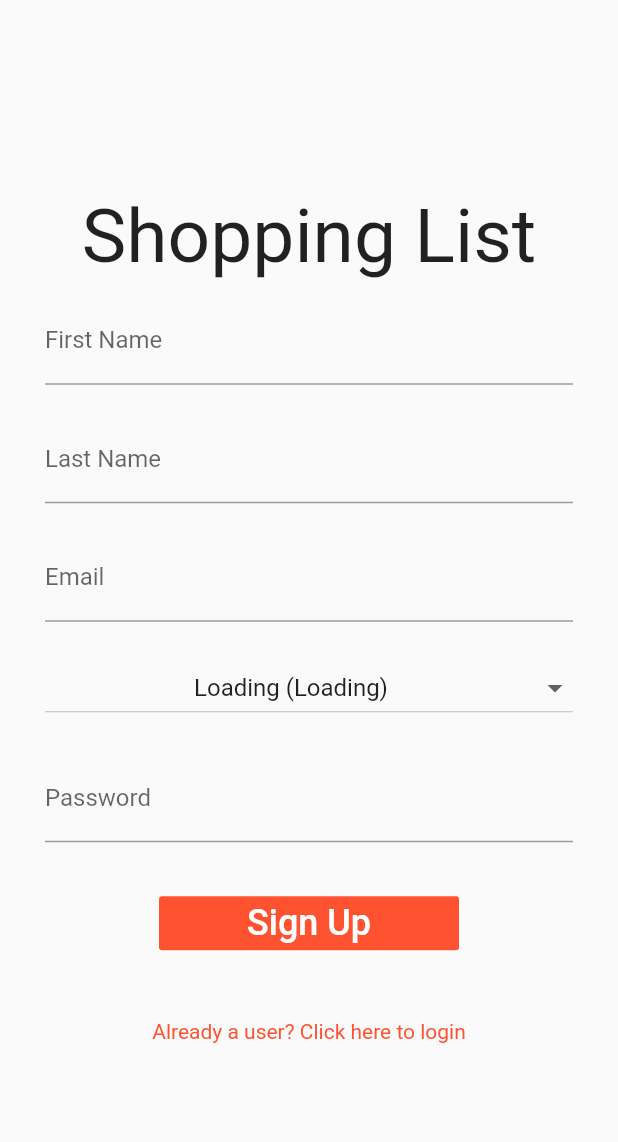
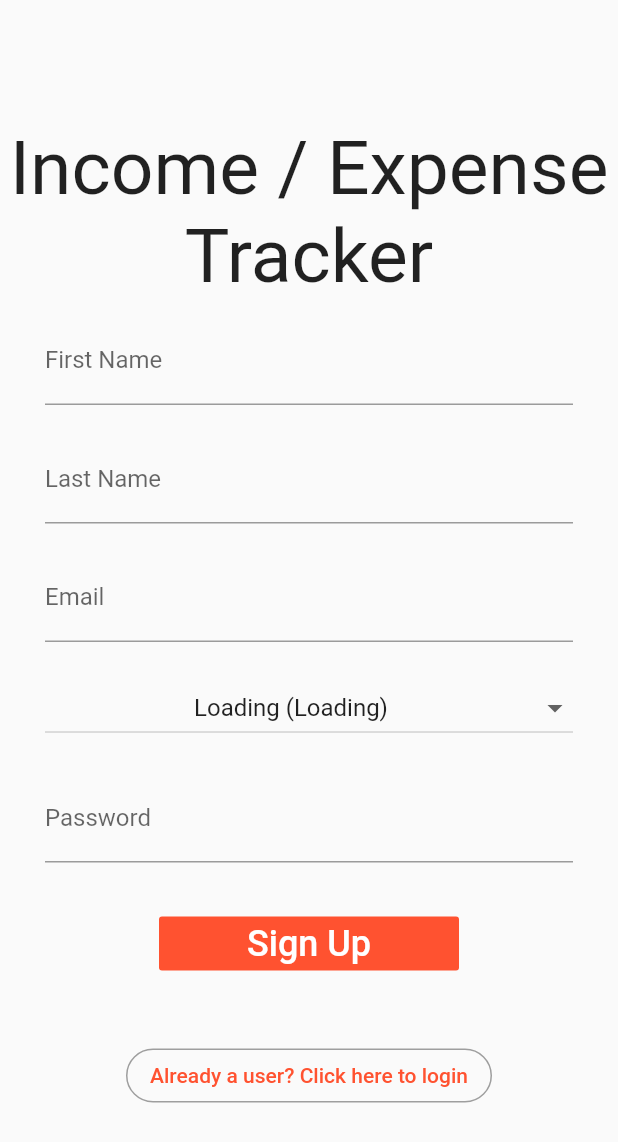
Before and after one commit to jayjay-w/home_finance, a Flutter app: the screen it shows after launch, after a tap on "Login", after a tap on "New User? Click here to register", on a phone screen of 412 x 824 dp. Shown: the top 1142 px of the screen. Run offline on Flutter 3.47's test engine with Material 2 defaults, Android fonts, the phone set to English and light mode, and no system bars; our stand-ins replace cached_network_image, cloud_firestore, firebase_auth, firebase_storage, flushbar, flutter_image_compress and 4 more; missing offline and left inert: dart:ffi, firebase_admob, flutter_charts; accounts and stored records are empty.

Commit message:
Mobile: Added google sign in :-)

```diff
--- a/mobile/lib/main.dart
+++ b/mobile/lib/main.dart
@@ -33,12 +33,18 @@ class MyApp extends StatelessWidget {
     stream: FirebaseAuth.instance.onAuthStateChanged,
     builder: (BuildContext context, snapshot) {
       if (snapshot.hasData) {
-        print(snapshot.data.uid + '...logged in');
-
+        print ('trying to log in ' + snapshot.data.uid);
         return StreamBuilder<DocumentSnapshot> (
           stream: usersRef.document(snapshot.data.uid).snapshots(),
           builder: (context, document) {
             User user = User.fromDocument(document.data);
+            if (user == null || document.data == null) {
+              //data is null...user may have been deleted from the backend
+              print('Not logged in. User data is null...user may have been deleted from the backend');
+              return LoginScreen();
+            }
+
+            print(user.userId + '...logged in');
 
             FirebaseAdMob.instance.initialize(appId: "ca-app-pub-6470490276899852~5992832557");
 
--- a/mobile/lib/models/user.dart
+++ b/mobile/lib/models/user.dart
@@ -23,6 +23,8 @@ class User {
   String imageURL;
   String currencySymbol;
   String defaultCurrency;
+  bool isGoogleUser;
+  bool setUpComplete;
 
   User({
     this.userId,
@@ -31,7 +33,9 @@ class User {
     this.email,
     this.defaultCurrency,
     this.currencySymbol,
-    this.imageURL
+    this.imageURL,
+    this.isGoogleUser,
+    this.setUpComplete
   });
 
   factory User.fromJson(Map<String, dynamic> json) => new User(
@@ -41,7 +45,9 @@ class User {
         email: json["email"],
         defaultCurrency: json["defaultCurrency"] ?? "USD",
         currencySymbol: json["currencySymbol"] ?? "\$",
-        imageURL: json["profileImageUrl"] ?? ""
+        imageURL: json["profileImageUrl"] ?? "",
+        isGoogleUser: json["isGoogleUser"] ?? false,
+        setUpComplete: json["setupComplete"] ?? false,
       );
 
   Map<String, dynamic> toJson() => {
@@ -50,11 +56,13 @@ class User {
         "email": email,
         "defaultCurrency": defaultCurrency ?? "USD",
         "currencySymbol": currencySymbol ?? "\$",
-        "profileImageUrl": imageURL
+        "profileImageUrl": imageURL,
+        "isGoogleUser": isGoogleUser ?? false,
+        "setupComplete": setUpComplete ?? false
       };
 
   factory User.fromDocument(DocumentSnapshot doc) {
-    if (doc == null) {
+    if (doc == null || doc.data == null) {
       return null;
     }
     return User(
@@ -64,7 +72,9 @@ class User {
       email: doc["email"],
       defaultCurrency: doc["defaultCurrency"] ?? "USD",
       currencySymbol: doc["currencySymbol"] ?? "\$",
-      imageURL: doc["profileImageUrl"] ?? ""
+      imageURL: doc["profileImageUrl"] ?? "",
+      isGoogleUser: doc["isGoogleUser"] ?? false,
+      setUpComplete: doc["setupComplete"] ?? false
     );
   }
 }
--- a/mobile/lib/ui/screens/authentication/login_screen.dart
+++ b/mobile/lib/ui/screens/authentication/login_screen.dart
@@ -34,6 +34,21 @@ class _LoginScreenState extends State<LoginScreen> {
     }
   }
 
+  _googleLogIn() async {
+    _changeLoadingVisible();
+      bool loginSuccess = await AuthService.signInWithGoogle();
+      if (!loginSuccess) {
+      _changeLoadingVisible();
+        Flushbar(
+          duration: Duration(seconds: 5),
+          title: "Login Failed",
+          message: "Please check your username and password",
+        );
+      } else {
+        _changeLoadingVisible();
+      }
+  }
+
   @override
     void initState() {
       super.initState();
@@ -67,7 +82,8 @@ class _LoginScreenState extends State<LoginScreen> {
             crossAxisAlignment: CrossAxisAlignment.center,
             children: <Widget>[
               Text(
-                "Home Finance",
+                "Income / Expense Tracker",
+                textAlign: TextAlign.center,
                 style: TextStyle(fontFamily: 'Roboto', fontSize: 50),
                 ),
                 Form(
@@ -99,14 +115,30 @@ class _LoginScreenState extends State<LoginScreen> {
                       Container(
                         width: 200,
                         child: FlatButton(
+                          shape: RoundedRectangleBorder(borderRadius: BorderRadius.circular(40)),
+
                           onPressed: _submit,
                           color: primaryColor,
                           child: Text("Login", style: TextStyle(color: Colors.white, fontSize: 24),),
                         ),
                       ),
-                       SizedBox(height: 40,),
-                      GestureDetector(
-                        onTap: () { Navigator.pushNamed(context, UserRegistrationScreen.id); },
+                       OutlineButton(
+                        splashColor: Colors.grey,
+                        shape: RoundedRectangleBorder(borderRadius: BorderRadius.circular(40)),
+                        highlightElevation: 0,
+                        borderSide: BorderSide(color: Colors.grey),
+                        onPressed: _googleLogIn,
+                        child: Text(
+                          "Log in using Google",
+                          style: TextStyle(color: primaryColor),
+                        ),
+                      ),
+                      OutlineButton(
+                        splashColor: Colors.grey,
+                        shape: RoundedRectangleBorder(borderRadius: BorderRadius.circular(40)),
+                        highlightElevation: 0,
+                        borderSide: BorderSide(color: Colors.grey),
+                        onPressed: () { Navigator.pushNamed(context, UserRegistrationScreen.id); },
                         child: Text(
                           "New User? Click here to register",
                           style: TextStyle(color: primaryColor),
--- a/mobile/lib/ui/screens/authentication/signup_screen.dart
+++ b/mobile/lib/ui/screens/authentication/signup_screen.dart
@@ -35,7 +35,8 @@ class _UserRegistrationScreenState extends State<UserRegistrationScreen> {
             crossAxisAlignment: CrossAxisAlignment.center,
             children: <Widget>[
               Text(
-                "Shopping List",
+                "Income / Expense Tracker",
+                textAlign: TextAlign.center,
                 style: TextStyle(fontFamily: 'Roboto', fontSize: 50),
                 ),
                 Form(
@@ -99,8 +100,12 @@ class _UserRegistrationScreenState extends State<UserRegistrationScreen> {
                         ),
                       ),
                        SizedBox(height: 40,),
-                      GestureDetector(
-                        onTap: () { Navigator.pushNamed(context, LoginScreen.id); },
+                      OutlineButton(
+                        splashColor: Colors.grey,
+                        shape: RoundedRectangleBorder(borderRadius: BorderRadius.circular(40)),
+                        highlightElevation: 0,
+                        borderSide: BorderSide(color: Colors.grey),
+                        onPressed: () { Navigator.pushNamed(context, LoginScreen.id); },
                         child: Text(
                           "Already a user? Click here to login",
                           style: TextStyle(color: primaryColor),
--- a/mobile/lib/ui/screens/home_screen.dart
+++ b/mobile/lib/ui/screens/home_screen.dart
@@ -106,6 +106,11 @@ class _MyHomePageState extends State<MyHomePage> {
     if (widget.user == null) {
       return Container(color: Colors.white, child: Center(child: CircularProgressIndicator(),));
     }
+
+    if (!widget.user.setUpComplete) {
+      //Show a popup for the user to set up their name and currency
+    }
+
     return Scaffold(
       backgroundColor: Color.fromRGBO(244, 244, 244, 1),
       drawer: Drawer(
--- a/mobile/pubspec.yaml
+++ b/mobile/pubspec.yaml
@@ -39,6 +39,8 @@ dependencies:
   flutter_charts: ^0.1.10
   #admob
   firebase_admob: ^0.9.0+9
+  #google sign in
+  google_sign_in: ^4.0.4
 
 dev_dependencies:
   flutter_test:
```
Also changed, not shown: mobile/lib/services/auth_service.dart (+51 -5 lines), mobile/pubspec.lock, 1 other file.
